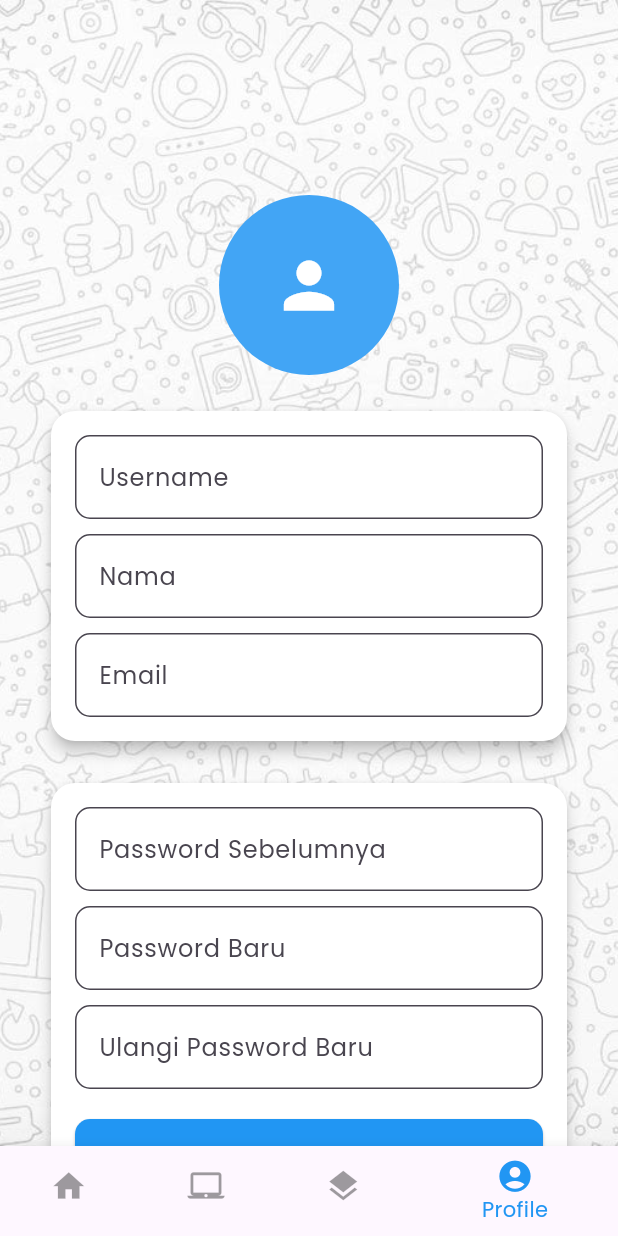
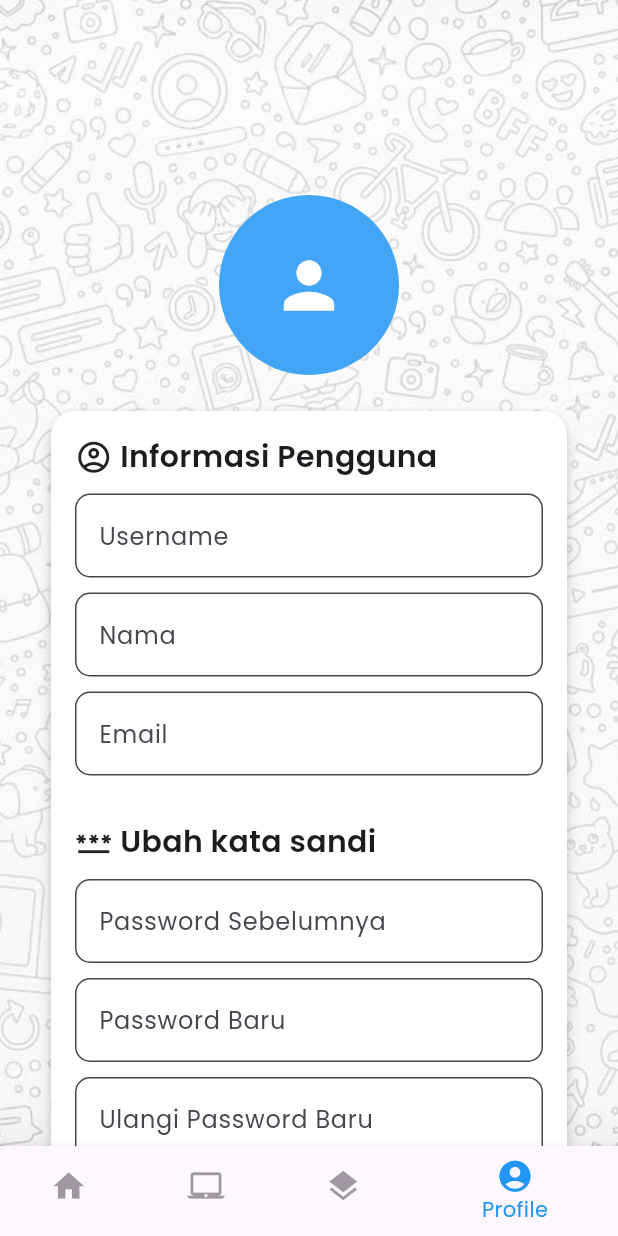
Before and after one commit to hawk-xc/Flutter_e_antrean, a Flutter app: the MainPage screen opened directly, item 4 of the bottom bar chosen, on a phone screen of 412 x 824 dp. Run offline on Flutter 3.47's test engine with Material 3 defaults, Android fonts, the phone set to English and light mode, and no system bars; our stand-ins replace dio, shared_preferences, timelines; accounts and stored records are empty; network calls fail.

Commit message:
add profile ui

```diff
--- a/lib/ui/profile_view.dart
+++ b/lib/ui/profile_view.dart
@@ -5,6 +5,7 @@ class ProfileView extends StatefulWidget {
   const ProfileView({super.key});
 
   @override
+  // ignore: library_private_types_in_public_api
   _ProfileViewState createState() => _ProfileViewState();
 }
 
@@ -27,7 +28,7 @@ class _ProfileViewState extends State<ProfileView> {
 
   Future<void> getUserData() async {
     final userData = await profileController.getUserData();
-    print(userData); // Print data untuk memastikan data diterima dengan benar
+    // print(userData); // Print data untuk memastikan data diterima dengan benar
     setState(() {
       data = userData;
       if (data.containsKey('data')) {
@@ -36,7 +37,7 @@ class _ProfileViewState extends State<ProfileView> {
         nameController.text = userInfo['name'] ?? '';
         emailController.text = userInfo['email'] ?? '';
       } else {
-        print('Error: ${data['error']}');
+        // print('Error: ${data['error']}');
       }
     });
   }
@@ -68,6 +69,7 @@ class _ProfileViewState extends State<ProfileView> {
     );
 
     if (shouldDelete == true) {
+      // ignore: use_build_context_synchronously
       await profileController.deleteAccount(context);
     }
   }
@@ -112,6 +114,24 @@ class _ProfileViewState extends State<ProfileView> {
                         child: Column(
                           mainAxisSize: MainAxisSize.min,
                           children: [
+                            const Row(
+                              children: [
+                                Icon(
+                                  Icons.account_circle_outlined,
+                                  size: 25,
+                                ),
+                                SizedBox(
+                                  width: 5,
+                                ),
+                                Text(
+                                  'Informasi Pengguna',
+                                  style: TextStyle(
+                                      fontSize: 20,
+                                      fontWeight: FontWeight.bold),
+                                )
+                              ],
+                            ),
+                            const SizedBox(height: 10),
                             ProfileTextField(
                               label: 'Username',
                               controller: usernameController,
@@ -126,22 +146,25 @@ class _ProfileViewState extends State<ProfileView> {
                               label: 'Email',
                               controller: emailController,
                             ),
-                          ],
-                        ),
-                      ),
-                    ),
-                    const SizedBox(height: 20),
-                    Card(
-                      color: Colors.white,
-                      elevation: 4,
-                      shape: RoundedRectangleBorder(
-                        borderRadius: BorderRadius.circular(16),
-                      ),
-                      child: Padding(
-                        padding: const EdgeInsets.all(16.0),
-                        child: Column(
-                          mainAxisSize: MainAxisSize.min,
-                          children: [
+                            const SizedBox(height: 30),
+                            const Row(
+                              children: [
+                                Icon(
+                                  Icons.password,
+                                  size: 25,
+                                ),
+                                SizedBox(
+                                  width: 5,
+                                ),
+                                Text(
+                                  'Ubah kata sandi',
+                                  style: TextStyle(
+                                      fontSize: 20,
+                                      fontWeight: FontWeight.bold),
+                                )
+                              ],
+                            ),
+                            const SizedBox(height: 10),
                             ProfileTextField(
                               label: 'Password Sebelumnya',
                               controller: oldPasswordController,
@@ -197,9 +220,23 @@ class _ProfileViewState extends State<ProfileView> {
                         child: Column(
                           mainAxisSize: MainAxisSize.min,
                           children: [
+                            const Row(
+                              children: <Widget>[
+                                Icon(Icons.logout, size: 25),
+                                SizedBox(
+                                  width: 5,
+                                ),
+                                Text(
+                                  'Logout akun',
+                                  style: TextStyle(
+                                      fontSize: 20,
+                                      fontWeight: FontWeight.bold),
+                                ),
+                              ],
+                            ),
+                            const SizedBox(height: 10),
                             const Text(
-                              'Logout akun',
-                              style: TextStyle(fontSize: 20),
+                              'Setelah logout, Anda akan kembali ke halaman login.',
                             ),
                             const SizedBox(height: 20),
                             ElevatedButton(
@@ -234,10 +271,20 @@ class _ProfileViewState extends State<ProfileView> {
                         child: Column(
                           mainAxisSize: MainAxisSize.min,
                           children: [
-                            const Text(
-                              'Hapus Akun',
-                              style: TextStyle(fontSize: 20),
-                            ),
+                            const Row(children: [
+                              Icon(
+                                Icons.delete_forever_outlined,
+                                size: 25,
+                              ),
+                              SizedBox(
+                                width: 5,
+                              ),
+                              Text(
+                                'Hapus Akun',
+                                style: TextStyle(
+                                    fontSize: 20, fontWeight: FontWeight.bold),
+                              ),
+                            ]),
                             const SizedBox(height: 10),
                             const Text(
                               'Setelah akun anda dihapus, Semua data pada system otomatis akan terhapus. Sebelum menghapus akun, mohon dipastikan ulang dengan teliti.',
```
